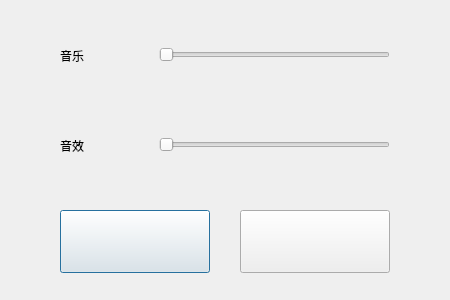
First picture: the form in sheep_and_sheep/ConfirmBox.ui, repository Phoenix-PKU/PracticeofProgramming, before the edit.
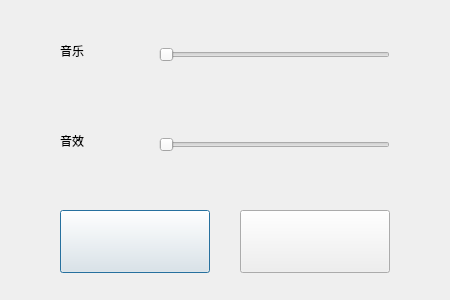
Second picture: the form after the edit.

Diff of the .ui file:
```diff
--- a/sheep_and_sheep/ConfirmBox.ui
+++ b/sheep_and_sheep/ConfirmBox.ui
@@ -69,9 +69,9 @@
    <property name="geometry">
     <rect>
      <x>60</x>
-     <y>40</y>
-     <width>61</width>
-     <height>31</height>
+     <y>30</y>
+     <width>71</width>
+     <height>41</height>
     </rect>
    </property>
    <property name="styleSheet">
@@ -86,9 +86,9 @@
    <property name="geometry">
     <rect>
      <x>60</x>
-     <y>130</y>
-     <width>61</width>
-     <height>31</height>
+     <y>120</y>
+     <width>71</width>
+     <height>41</height>
     </rect>
    </property>
    <property name="styleSheet">
```
